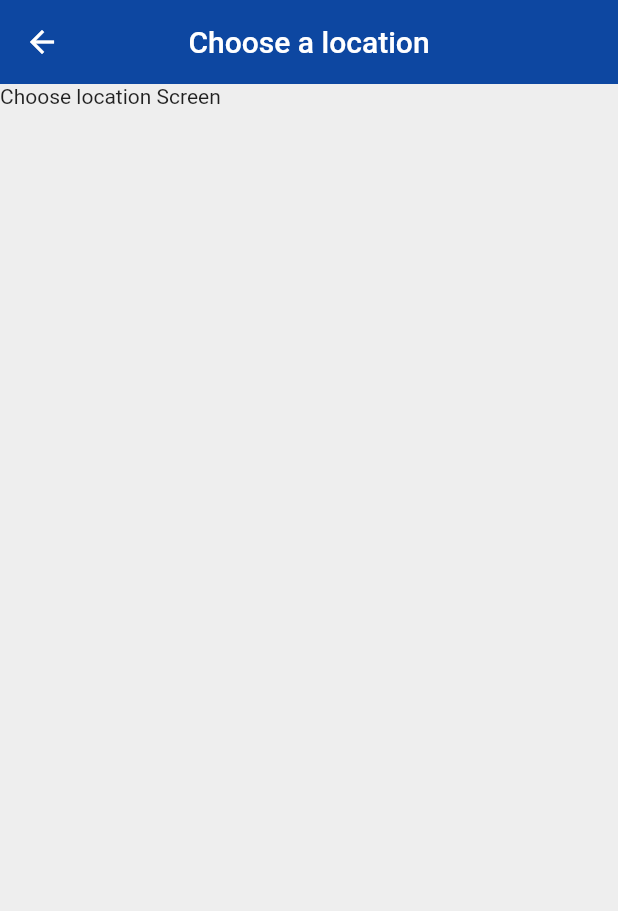
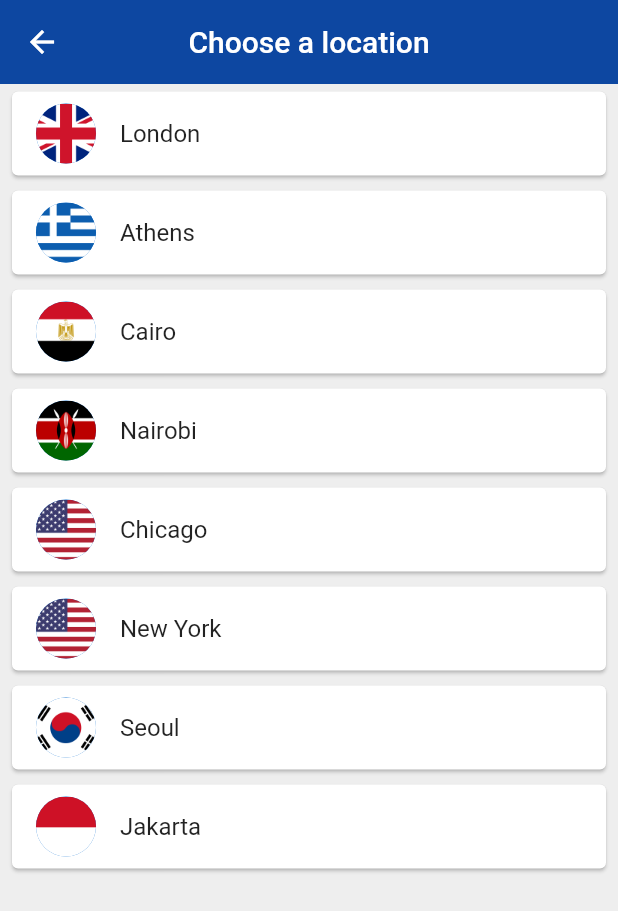
Before and after one commit to AntonioFlores1/World-Clock-flutter, a Flutter app: the Home screen opened directly with empty values, after a tap on "Edit Location", on a phone screen of 412 x 824 dp. Shown: the top 911 px of the screen. Run offline on Flutter 3.47's test engine with Material 2 defaults, Android fonts, the phone set to English and light mode, and no system bars; our stand-ins replace flutter_spinkit; network calls fail.

Commit message:
Added different times zones that persist through the app and edited UI display for choosing location

```diff
--- a/lib/pages/choose_location.dart
+++ b/lib/pages/choose_location.dart
@@ -1,4 +1,5 @@
 import 'package:flutter/material.dart';
+import 'package:world_clock_app/services/world_clock.dart';
 
 class ChooseLocation extends StatefulWidget {
   @override
@@ -6,6 +7,31 @@ class ChooseLocation extends StatefulWidget {
 }
 
 class _ChooseLocationState extends State<ChooseLocation> {
+
+  List<WorldClock> locations = [
+    WorldClock(url: 'Europe/London', location: 'London', flag: 'uk.png'),
+    WorldClock(url: 'Europe/Athens', location: 'Athens', flag: 'greece.png'),
+    WorldClock(url: 'Africa/Cairo', location: 'Cairo', flag: 'egypt.png'),
+    WorldClock(url: 'Africa/Nairobi', location: 'Nairobi', flag: 'kenya.png'),
+    WorldClock(url: 'America/Chicago', location: 'Chicago', flag: 'usa.png'),
+    WorldClock(url: 'America/New_York', location: 'New York', flag: 'usa.png'),
+    WorldClock(url: 'Asia/Seoul', location: 'Seoul', flag: 'south_korea.png'),
+    WorldClock(url: 'Asia/Jakarta', location: 'Jakarta', flag: 'indonesia.png'),
+  ];
+
+  void updateTime(index) async {
+    WorldClock instance = locations[index];
+    await instance.getTime();
+
+    //Navigate back to homeScreen
+    Navigator.pop(context,{
+      'location': instance.location,
+      'flag': instance.flag,
+      'time': instance.time,
+      'isDaytime': instance.isDaytime,
+    });
+  }
+
 
   @override
   Widget build(BuildContext context) {
@@ -17,7 +43,26 @@ class _ChooseLocationState extends State<ChooseLocation> {
         centerTitle: true,
         elevation: 0,
       ),
-      body: Text('Choose location Screen'),
+      body: ListView.builder(
+        itemBuilder: (context,index){
+          return Padding(
+            padding: const EdgeInsets.symmetric(vertical: 1.0,horizontal: 4.0),
+            child: Card(
+              child: ListTile(
+                onTap: (){
+                  updateTime(index);
+                },
+                title: Text(locations[index].location),
+                leading: CircleAvatar(
+                  backgroundImage: AssetImage('assets/${locations[index].flag}'),
+                ),
+              ),
+            ),
+          );
+        },
+        itemCount: locations.length,
+
+      ),
     );
   }
 }
--- a/lib/pages/home.dart
+++ b/lib/pages/home.dart
@@ -12,20 +12,41 @@ class _HomeState extends State<Home > {
   @override
   Widget build(BuildContext context) {
 
-    data = ModalRoute.of(context).settings.arguments;
+    data = data.isNotEmpty ? data : ModalRoute.of(context).settings.arguments;
 
+    String bgImage = data['isDaytime'] ? 'daytime.jpeg' : 'nighttime.jpeg';
+    Color bgColor = data['isDaytime'] ? Colors.blue : Colors.indigo[700];
     return Scaffold(
+      backgroundColor: bgColor,
       body: SafeArea(
+          child: Container(
+            decoration: BoxDecoration(
+              image: DecorationImage(
+                image: AssetImage('assets/$bgImage'),
+                fit: BoxFit.cover,
+              )
+            ),
             child: Padding(
               padding: const EdgeInsets.fromLTRB(0,120,0,0),
               child: Column(
                 children: <Widget> [
                   FlatButton.icon(
-                    onPressed: (){
-                      Navigator.pushNamed(context, '/location');
+                      onPressed: () async {
+                     dynamic result = await Navigator.pushNamed(context, '/location');
+                     setState(() {
+                       data = {
+                         'time': result['time'],
+                         'location': result['location'],
+                         'isDaytime': result['isDaytime'],
+                         'flag': result['flag'],
+                       };
+
+                     });
                       },
-                    icon: Icon(Icons.edit_location),
-                    label: Text('Edit Location')),
+                      icon: Icon(Icons.edit_location,color: Colors.grey[300],),
+                      label: Text('Edit Location',style: TextStyle(
+                          color: Colors.grey[300]
+                      ))),
                   SizedBox(height: 20.0),
                   Row(
                     mainAxisAlignment: MainAxisAlignment.center,
@@ -33,7 +54,8 @@ class _HomeState extends State<Home > {
                       Text(data['location'],
                       style: TextStyle(
                         fontSize: 28.0,
-                      letterSpacing: 2.0
+                        letterSpacing: 2.0,
+                        color: Colors.white,
                       ),
                       )
                     ],
@@ -42,10 +64,12 @@ class _HomeState extends State<Home > {
                   Text(
                     data['time'],
                     style: TextStyle(
-                    fontSize: 66.0
+                      fontSize: 66.0,
+                      color: Colors.white,
                     ),
                   )
                 ],
+              ),
             ),
           )),
     );
--- a/lib/services/world_clock.dart
+++ b/lib/services/world_clock.dart
@@ -8,6 +8,7 @@ class WorldClock {
   String time; //Location Time
   String flag; //Url of flag icon
   String url; //Region URL endpoint
+  bool isDaytime ;
 
   WorldClock({this.location,this.flag,this.url});
 
@@ -29,6 +30,8 @@ try {
     DateTime now = DateTime.parse(datetime);
     now = now.add(Duration(hours: int.parse(offset)));
 
+    isDaytime = now.hour > 6 && now.hour < 20 ? true : false;
+
     //Changes Date to String like .desc in iOS
     time = DateFormat.jm().format(now);
 
--- a/pubspec.yaml
+++ b/pubspec.yaml
@@ -25,6 +25,7 @@ dependencies:
     sdk: flutter
   http: ^0.12.2
   intl: ^0.16.1
+  flutter_spinkit: "^4.1.2"
 
 
   # The following adds the Cupertino Icons font to your application.
@@ -47,8 +48,8 @@ flutter:
   uses-material-design: true
 
   # To add assets to your application, add an assets section, like this:
-  # assets:
-  #   - images/a_dot_burr.jpeg
+  assets:
+      - assets/
   #   - images/a_dot_ham.jpeg
 
   # An image asset can refer to one or more resolution-specific "variants", see
```
Also changed, not shown: lib/pages/loading.dart (+10 -4 lines), assets/daytime.jpeg (added), assets/egypt.png (added), assets/germany.png (added), assets/greece.png (added), assets/indonesia.png (added), assets/kenya.png (added), assets/nighttime.jpeg (added), assets/south_korea.png (added), assets/uk.png (added), assets/usa.png (added), pubspec.lock. Lines whose indentation alone changed are shown as unchanged.
